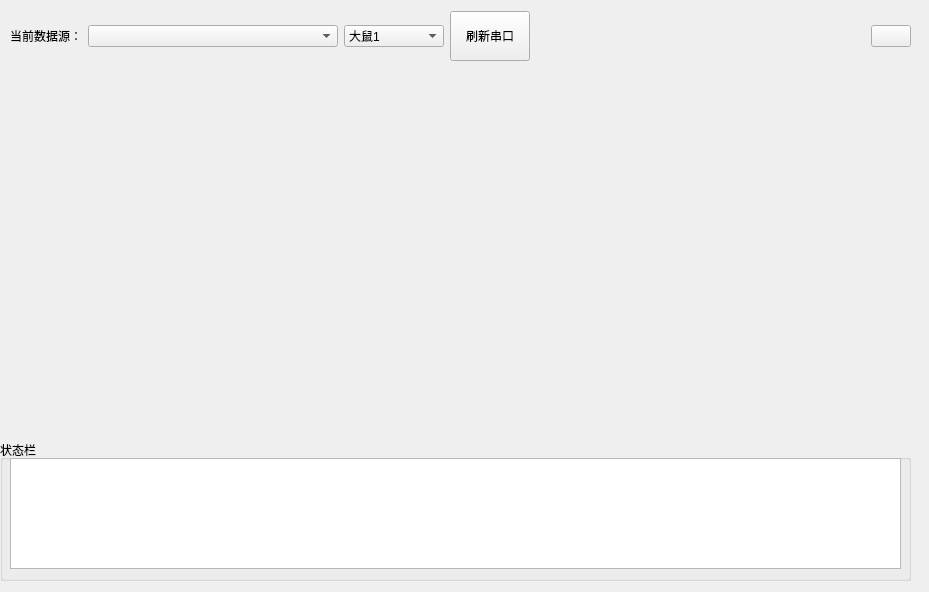
This is ui/tab2.ui in 2950067210dqy/pyqt6_project as Qt 5 draws it before an edit. The edited form follows.
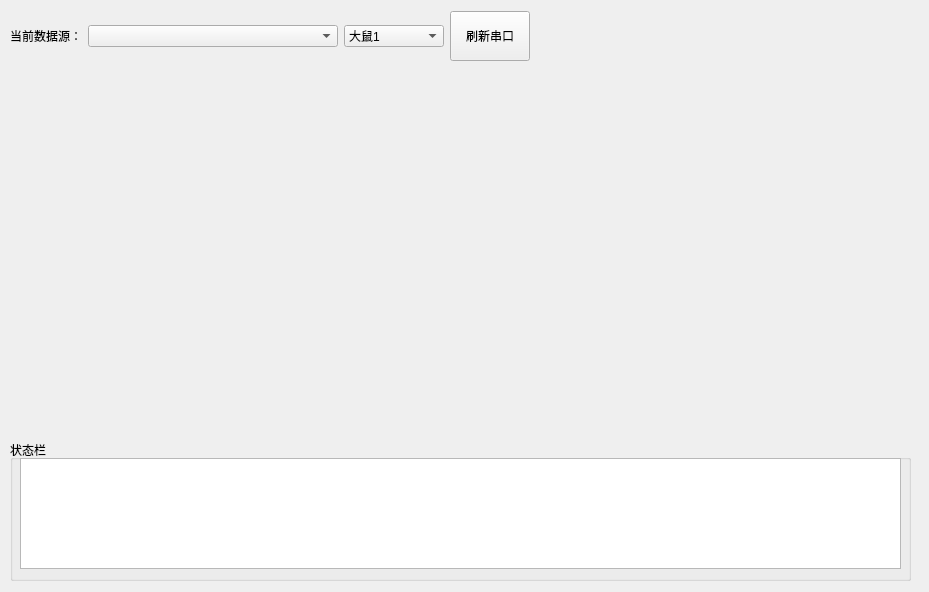
This is the edited form. Icons and pictures are not drawn.

The edit to the form file:
```diff
--- a/ui/tab2.ui
+++ b/ui/tab2.ui
@@ -105,17 +105,6 @@
        </property>
       </spacer>
      </item>
-     <item>
-      <widget class="QPushButton" name="export_all_btn">
-       <property name="text">
-        <string/>
-       </property>
-       <property name="icon">
-        <iconset resource="../resource/mainPage.qrc">
-         <normaloff>:/dark/export.svg</normaloff>:/dark/export.svg</iconset>
-       </property>
-      </widget>
-     </item>
     </layout>
    </widget>
    <widget class="QWidget" name="horizontalLayoutWidget_2">
@@ -139,9 +128,9 @@
    <widget class="QWidget" name="verticalLayoutWidget">
     <property name="geometry">
      <rect>
-      <x>0</x>
+      <x>10</x>
       <y>440</y>
-      <width>911</width>
+      <width>901</width>
       <height>141</height>
      </rect>
     </property>
@@ -156,7 +145,7 @@
          <rect>
           <x>10</x>
           <y>18</y>
-          <width>891</width>
+          <width>881</width>
           <height>111</height>
          </rect>
         </property>
```
Left out of the diff: 8 changed lines with no effect on the pictures.
